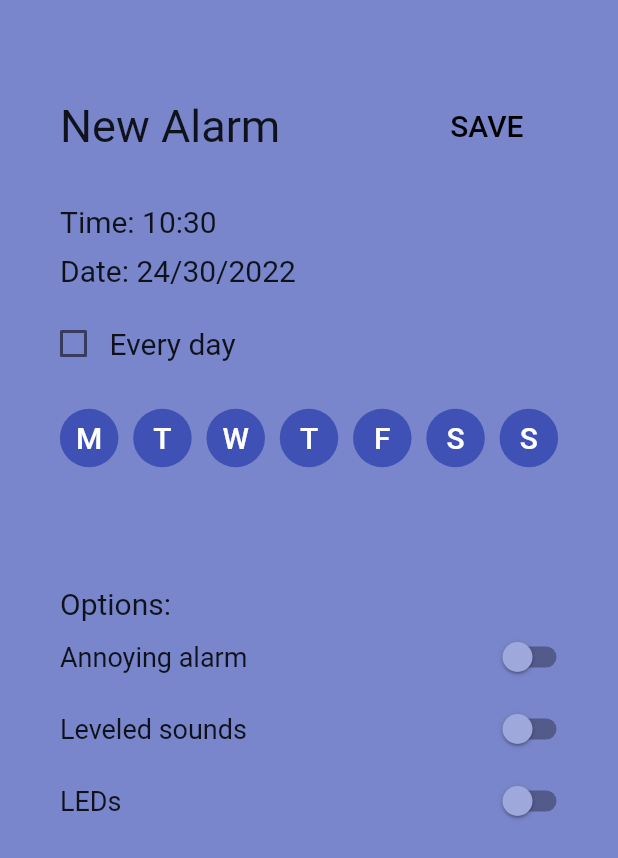
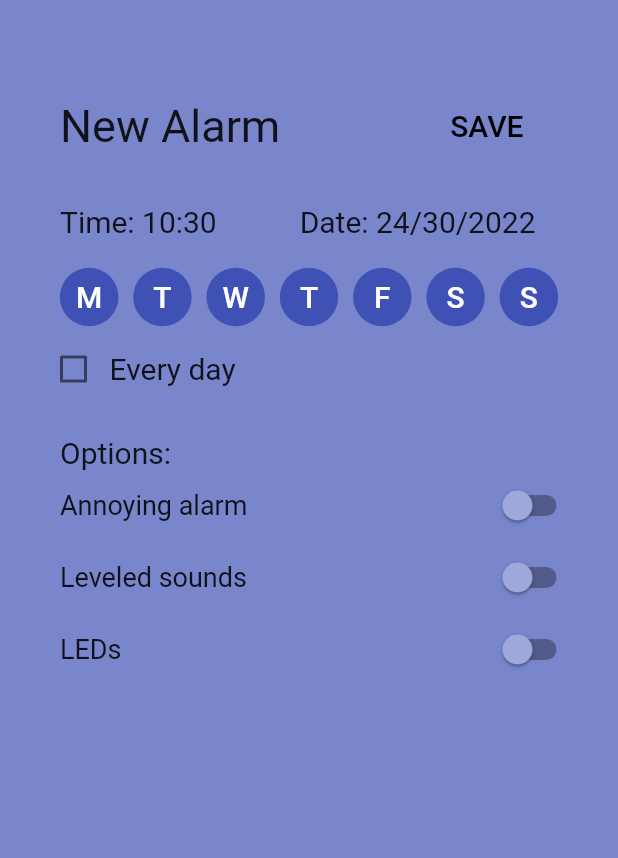
Before and after one commit to peter-tmc/SCMU-proj, a Flutter app: the screen it shows after launch, after a tap on the "add" icon, on a phone screen of 412 x 824 dp. Shown: the top 858 px of the screen. Run offline on Flutter 3.47's test engine with Material 2 defaults, Android fonts, the phone set to English and light mode, and no system bars; our stand-ins replace shared_preferences.

Commit message:
Added some functionality

```diff
--- a/mobile_app/lib/screens/alarm-detail.dart
+++ b/mobile_app/lib/screens/alarm-detail.dart
@@ -131,25 +131,44 @@ class _AlarmDetailsState extends State<AlarmDetails> {
                 padding: const EdgeInsets.fromLTRB(
                     OVERALL_LEFT_PADDING, 20.0, 35.0, 0.0),
                 child: Row(
+                    mainAxisAlignment: MainAxisAlignment.spaceBetween,
+                    children: [
+                      Row(
                         children: [
                           Text("Time: ", style: TextStyle(fontSize: 20.0)),
                           _editableAlarmTime()
                         ],
                       ),
-              ),
-              Padding(
-                padding: const EdgeInsets.fromLTRB(
-                    OVERALL_LEFT_PADDING, 10.0, 35.0, 8.0),
-                child: Row(
+                      if (daysOfTheWeek
+                          .where((element) => element == true)
+                          .toList()
+                          .isEmpty)
+                        Row(
                           children: [
                             Text("Date: ", style: TextStyle(fontSize: 20.0)),
                             _editableAlarmDate()
                           ],
                         ),
+                    ]),
+              ),
+              if (!allDays)
+                Padding(
+                  padding: const EdgeInsets.only(left: DAYSOFTHEWEEK_ALL_PADDING, right: DAYSOFTHEWEEK_ALL_PADDING, top: DAYSOFTHEWEEK_ALL_PADDING),
+                  child: Row(
+                    children: [
+                      _dayOfTheWeekIconButton("M", 0),
+                      _dayOfTheWeekIconButton("T", 1),
+                      _dayOfTheWeekIconButton("W", 2),
+                      _dayOfTheWeekIconButton("T", 3),
+                      _dayOfTheWeekIconButton("F", 4),
+                      _dayOfTheWeekIconButton("S", 5),
+                      _dayOfTheWeekIconButton("S", 6)
+                    ],
+                  ),
                 ),
               Padding(
                 padding: const EdgeInsets.fromLTRB(
-                    CHECKBOX_LEFT_PADDING, 5.0, 35.0, 0.0),
+                    CHECKBOX_LEFT_PADDING, 0.0, 35.0, 0.0),
                 child: Row(
                   children: [
                     Checkbox(
@@ -176,22 +195,8 @@ class _AlarmDetailsState extends State<AlarmDetails> {
                 ),
               ),
               Padding(
-                padding: const EdgeInsets.all(DAYSOFTHEWEEK_ALL_PADDING),
-                child: Row(
-                  children: [
-                    _dayOfTheWeekIconButton("M", 0),
-                    _dayOfTheWeekIconButton("T", 1),
-                    _dayOfTheWeekIconButton("W", 2),
-                    _dayOfTheWeekIconButton("T", 3),
-                    _dayOfTheWeekIconButton("F", 4),
-                    _dayOfTheWeekIconButton("S", 5),
-                    _dayOfTheWeekIconButton("S", 6)
-                  ],
-                ),
-              ),
-              Padding(
                 padding: const EdgeInsets.fromLTRB(
-                    OVERALL_LEFT_PADDING, 60.0, 8.0, 15.0),
+                    OVERALL_LEFT_PADDING, 20.0, 8.0, 15.0),
                 child: Column(
                   children: [
                     Row(
@@ -234,11 +239,16 @@ class _AlarmDetailsState extends State<AlarmDetails> {
   Widget _dayOfTheWeekIconButton(String initial, int currentDay) {
     return Expanded(
       child: TextButton(
-        style: ButtonStyle(
+        style: (daysOfTheWeek[currentDay])
+            ? ButtonStyle(
                 overlayColor: MaterialStateProperty.all(Colors.black12),
                 shape: MaterialStateProperty.all(CircleBorder()),
-          backgroundColor: MaterialStateProperty.all(Colors.indigo[500]),
-        ),
+                backgroundColor: MaterialStateProperty.all(Colors.indigo[900]),
+              )
+            : ButtonStyle(
+                overlayColor: MaterialStateProperty.all(Colors.black12),
+                shape: MaterialStateProperty.all(CircleBorder()),
+                backgroundColor: MaterialStateProperty.all(Colors.indigo[500])),
         onPressed: () {
           setState(() {
             daysOfTheWeek[currentDay] = !daysOfTheWeek[currentDay];
```
Lines whose indentation alone changed are shown as unchanged.
